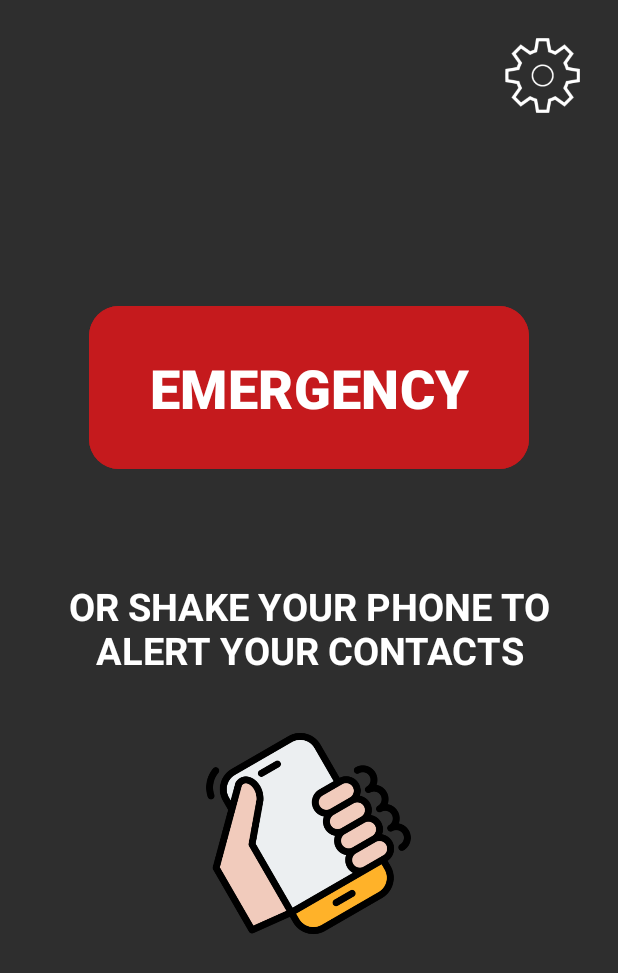
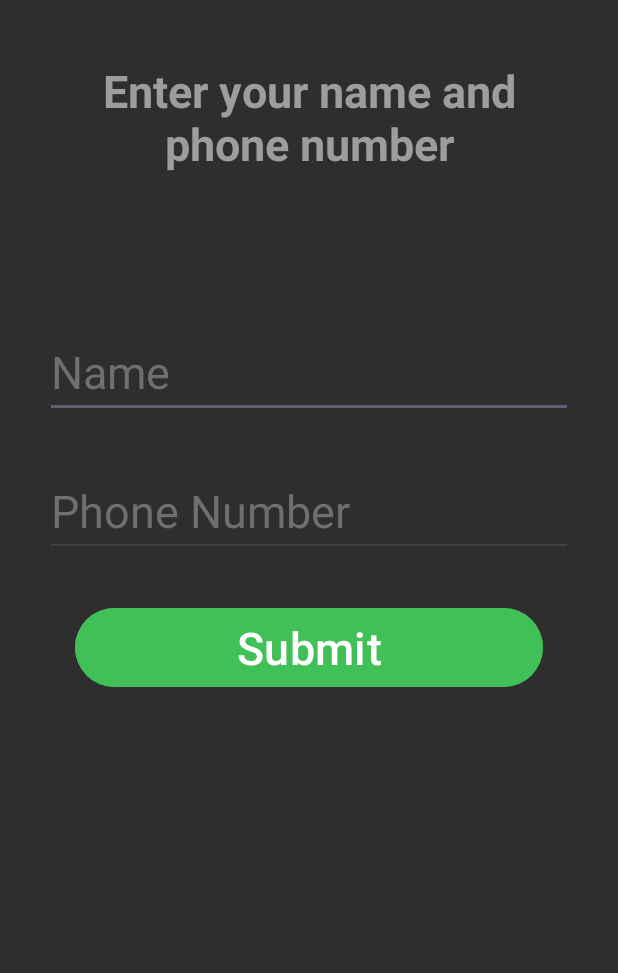
Before and after one commit to DanieleBertagnoli/ALFAF, an Android app: the screen it shows after launch (MainActivity before the commit, SignupActivity after it), on a phone screen of 412 x 824 dp. Shown: the top 973 px of the screen. Run offline under Robolectric (Android 15) with nearby library versions, the phone set to English and light mode, and no system bars.

Commit message:
Added server and shaking notifications

```diff
--- a/Application/app/build.gradle.kts
+++ b/Application/app/build.gradle.kts
@@ -39,6 +39,7 @@ dependencies {
     implementation(libs.navigation.fragment)
     implementation(libs.navigation.ui)
     implementation(libs.play.services.location)
+    implementation(libs.firebase.messaging)
     testImplementation(libs.junit)
     androidTestImplementation(libs.ext.junit)
     androidTestImplementation(libs.espresso.core)
--- a/Application/app/src/main/java/com/project/alfaf/ContactsSettingsActivity.java
+++ b/Application/app/src/main/java/com/project/alfaf/ContactsSettingsActivity.java
@@ -126,7 +126,7 @@ public class ContactsSettingsActivity extends AppCompatActivity {
             for (int i = 0; i < contacts.size(); i++) {
                 String contact = contacts.get(i);
                 Long contactId = contactIds.get(i);
-                String data = contact + "," + contactId + "\n";
+                String data = contact + " " + contactId + "\n";
                 fos.write(data.getBytes());
             }
         } catch (IOException e) {
--- a/Application/app/src/main/java/com/project/alfaf/MainActivity.java
+++ b/Application/app/src/main/java/com/project/alfaf/MainActivity.java
@@ -4,8 +4,6 @@ import android.Manifest;
 import android.content.Context;
 import android.content.Intent;
 import android.content.pm.PackageManager;
-import android.hardware.Sensor;
-import android.hardware.SensorManager;
 import android.os.Bundle;
 import android.widget.ImageButton;
 
@@ -20,14 +18,13 @@ import androidx.core.view.WindowInsetsCompat;
 
 import com.google.android.material.button.MaterialButton;
 
+import java.io.File;
+
 public class MainActivity extends AppCompatActivity {
 
     private static final int LOCATION_PERMISSION_REQUEST_CODE = 1;
     private static final int CALL_PERMISSION_REQUEST_CODE = 1001;
-
-    private SensorManager mSensorManager;
-    private Sensor mAccelerometer;
-    private ShakeDetector mShakeDetector;
+    private static final String USER_INFO_FILE_NAME = "user_info.txt";
 
     @Override
     protected void onCreate(Bundle savedInstanceState) {
@@ -40,27 +37,24 @@ public class MainActivity extends AppCompatActivity {
             return insets;
         });
 
+        // Check if user info file exists
+        if (!userInfoFileExists()) {
+            Intent signupIntent = new Intent(this, SignupActivity.class);
+            startActivity(signupIntent);
+            finish();
+            return;
+        }
+
+        // Request location permissions if not granted
         if (ContextCompat.checkSelfPermission(this, Manifest.permission.ACCESS_FINE_LOCATION) != PackageManager.PERMISSION_GRANTED ||
                 ContextCompat.checkSelfPermission(this, Manifest.permission.ACCESS_COARSE_LOCATION) != PackageManager.PERMISSION_GRANTED) {
-            // Request the permission
             ActivityCompat.requestPermissions(this, new String[]{
                     Manifest.permission.ACCESS_FINE_LOCATION,
                     Manifest.permission.ACCESS_COARSE_LOCATION
             }, LOCATION_PERMISSION_REQUEST_CODE);
         } else {
-            // Permissions are already granted, start the service
             startLoggingService();
         }
-
-        // Initialize shake detection
-        mSensorManager = (SensorManager) getSystemService(Context.SENSOR_SERVICE);
-        mAccelerometer = mSensorManager.getDefaultSensor(Sensor.TYPE_ACCELEROMETER);
-        mShakeDetector = new ShakeDetector();
-        mShakeDetector.setOnShakeListener(count -> {
-            // Handle shake event
-            Intent intent = new Intent(this, EmergencyModeActivity.class);
-            startActivity(intent);
-        });
 
         // Add event listener to emergency button
         MaterialButton emergencyBtn = findViewById(R.id.emergency_btn);
@@ -76,9 +70,19 @@ public class MainActivity extends AppCompatActivity {
             startActivity(intent);
         });
 
+        // Request call permissions if not granted
         if (ContextCompat.checkSelfPermission(this, Manifest.permission.CALL_PHONE) != PackageManager.PERMISSION_GRANTED) {
             ActivityCompat.requestPermissions(this, new String[]{Manifest.permission.CALL_PHONE}, CALL_PERMISSION_REQUEST_CODE);
         }
+
+        // Start shake detection service
+        Intent serviceIntent = new Intent(this, ShakeDetectionService.class);
+        ContextCompat.startForegroundService(this, serviceIntent);
+    }
+
+    private boolean userInfoFileExists() {
+        File file = new File(getFilesDir(), USER_INFO_FILE_NAME);
+        return file.exists();
     }
 
     private void startLoggingService() {
@@ -87,26 +91,11 @@ public class MainActivity extends AppCompatActivity {
     }
 
     @Override
-    protected void onResume() {
-        super.onResume();
-        mSensorManager.registerListener(mShakeDetector, mAccelerometer, SensorManager.SENSOR_DELAY_UI);
-    }
-
-    @Override
-    protected void onPause() {
-        super.onPause();
-        mSensorManager.unregisterListener(mShakeDetector);
-    }
-
-    @Override
     public void onRequestPermissionsResult(int requestCode, @NonNull String[] permissions, @NonNull int[] grantResults) {
         super.onRequestPermissionsResult(requestCode, permissions, grantResults);
         if (requestCode == LOCATION_PERMISSION_REQUEST_CODE) {
             if (grantResults.length > 0 && grantResults[0] == PackageManager.PERMISSION_GRANTED) {
-                // Permission granted, start the service
                 startLoggingService();
-            } else {
-                // Permission denied, do nothing
             }
         }
     }
--- /dev/null
+++ b/Application/app/src/main/java/com/project/alfaf/NotificationMethod.java
@@ -0,0 +1,7 @@
+package com.project.alfaf;
+
+public enum NotificationMethod {
+    CALL,
+    SMS,
+    NOTIFICATION
+}
--- /dev/null
+++ b/Application/app/src/main/java/com/project/alfaf/SignupActivity.java
@@ -0,0 +1,121 @@
+package com.project.alfaf;
+
+import android.content.Intent;
+import android.os.Bundle;
+import android.util.Log;
+import android.view.View;
+import android.widget.Button;
+import android.widget.EditText;
+
+import androidx.activity.EdgeToEdge;
+import androidx.appcompat.app.AlertDialog;
+import androidx.appcompat.app.AppCompatActivity;
+import androidx.core.graphics.Insets;
+import androidx.core.view.ViewCompat;
+import androidx.core.view.WindowInsetsCompat;
+
+import java.io.FileOutputStream;
+import java.io.OutputStream;
+import java.io.OutputStreamWriter;
+import java.net.HttpURLConnection;
+import java.net.URL;
+
+public class SignupActivity extends AppCompatActivity {
+
+    private static final String FILE_NAME = "user_info.txt";
+    private static final String SERVER_URL = "http://100.75.230.21:5000";
+
+    @Override
+    protected void onCreate(Bundle savedInstanceState) {
+        super.onCreate(savedInstanceState);
+        EdgeToEdge.enable(this);
+        setContentView(R.layout.activity_signup);
+
+        ViewCompat.setOnApplyWindowInsetsListener(findViewById(R.id.main), (v, insets) -> {
+            Insets systemBars = insets.getInsets(WindowInsetsCompat.Type.systemBars());
+            v.setPadding(systemBars.left, systemBars.top, systemBars.right, systemBars.bottom);
+            return insets;
+        });
+
+        EditText etName = findViewById(R.id.etName);
+        EditText etPhoneNumber = findViewById(R.id.etPhoneNumber);
+        Button btnSubmit = findViewById(R.id.btnSubmit);
+
+        btnSubmit.setOnClickListener(v -> {
+            String name = etName.getText().toString().trim();
+            String phoneNumber = etPhoneNumber.getText().toString().trim();
+
+            if (!name.isEmpty() && !phoneNumber.isEmpty()) {
+                saveUserInfo(name, phoneNumber);
+                sendUserInfoToServer(name, phoneNumber);
+            }
+        });
+
+        createNotificationSettingsFile();
+    }
+
+    private void createNotificationSettingsFile() {
+        String data = NotificationMethod.CALL + ": true\n" +
+                NotificationMethod.SMS + ": true\n" +
+                NotificationMethod.NOTIFICATION + ": true";
+
+        try (FileOutputStream fos = openFileOutput("notification_settings.txt", MODE_PRIVATE);
+             OutputStreamWriter writer = new OutputStreamWriter(fos)) {
+            writer.write(data);
+        } catch (Exception e) {
+            e.printStackTrace();
+        }
+    }
+
+
+    private void saveUserInfo(String name, String phoneNumber) {
+        String userInfo = name + " " + phoneNumber;
+
+        try (FileOutputStream fos = openFileOutput(FILE_NAME, MODE_PRIVATE);
+             OutputStreamWriter writer = new OutputStreamWriter(fos)) {
+            writer.write(userInfo);
+        } catch (Exception e) {
+            e.printStackTrace();
+        }
+    }
+
+    private void sendUserInfoToServer(String name, String phoneNumber) {
+        new Thread(() -> {
+            try {
+                URL url = new URL(SERVER_URL);
+                HttpURLConnection conn = (HttpURLConnection) url.openConnection();
+                conn.setRequestMethod("POST");
+                conn.setDoOutput(true);
+                conn.setRequestProperty("Content-Type", "application/json; charset=UTF-8");
+
+                String message = "new_user " + name + " " + phoneNumber;
+                OutputStream os = conn.getOutputStream();
+                os.write(message.getBytes("UTF-8"));
+                os.close();
+
+                int responseCode = conn.getResponseCode();
+                if (responseCode == HttpURLConnection.HTTP_OK) {
+                    Log.i("SignupActivity", "User info sent successfully.");
+                    Intent intent = new Intent(this, MainActivity.class);
+                    startActivity(intent);
+                } else {
+                    Log.e("SignupActivity", "Failed to send user info. Response code: " + responseCode);
+                    runOnUiThread(() -> showAlert("The server is not reachable, try again."));
+                }
+                conn.disconnect();
+            } catch (Exception e) {
+                e.printStackTrace();
+                runOnUiThread(() -> showAlert("The server is not reachable, try again. \n\nError: " + e));
+            }
+        }).start();
+    }
+
+    private void showAlert(String message) {
+        new AlertDialog.Builder(this)
+                .setTitle("Server Error")
+                .setMessage(message)
+                .setPositiveButton("OK", null)
+                .show();
+    }
+
+}
--- /dev/null
+++ b/Application/app/src/main/res/layout/activity_signup.xml
@@ -0,0 +1,72 @@
+<?xml version="1.0" encoding="utf-8"?>
+<androidx.constraintlayout.widget.ConstraintLayout xmlns:android="http://schemas.android.com/apk/res/android"
+    xmlns:app="http://schemas.android.com/apk/res-auto"
+    xmlns:tools="http://schemas.android.com/tools"
+    android:id="@+id/main"
+    android:layout_width="match_parent"
+    android:layout_height="match_parent"
+    android:background="#2E2E2E"
+    tools:context=".SignupActivity">
+
+    <TextView
+        android:id="@+id/tvTitle"
+        android:layout_width="0dp"
+        android:layout_height="wrap_content"
+        android:layout_marginStart="30dp"
+        android:layout_marginTop="40dp"
+        android:layout_marginEnd="30dp"
+        android:gravity="center"
+        android:text="Enter your name and phone number"
+        android:textColor="#9D9D9D"
+        android:textSize="30sp"
+        android:textStyle="bold"
+        app:layout_constraintEnd_toEndOf="parent"
+        app:layout_constraintStart_toStartOf="parent"
+        app:layout_constraintTop_toTopOf="parent" />
+
+    <EditText
+        android:id="@+id/etName"
+        android:layout_width="0dp"
+        android:layout_height="wrap_content"
+        android:layout_marginStart="30dp"
+        android:layout_marginTop="101dp"
+        android:layout_marginEnd="30dp"
+        android:hint="Name"
+        android:textColor="@color/white"
+        android:textColorHint="#6F6F6F"
+        android:textSize="30sp"
+        app:layout_constraintEnd_toEndOf="parent"
+        app:layout_constraintStart_toStartOf="parent"
+        app:layout_constraintTop_toBottomOf="@+id/tvTitle" />
+
+    <EditText
+        android:id="@+id/etPhoneNumber"
+        android:layout_width="0dp"
+        android:layout_height="wrap_content"
+        android:layout_marginStart="30dp"
+        android:layout_marginTop="31dp"
+        android:layout_marginEnd="30dp"
+        android:hint="Phone Number"
+        android:inputType="phone"
+        android:textColor="@color/white"
+        android:textColorHint="#6F6F6F"
+        android:textSize="30sp"
+        app:layout_constraintEnd_toEndOf="parent"
+        app:layout_constraintStart_toStartOf="parent"
+        app:layout_constraintTop_toBottomOf="@+id/etName" />
+
+    <Button
+        android:id="@+id/btnSubmit"
+        android:layout_width="0dp"
+        android:layout_height="wrap_content"
+        android:layout_marginStart="50dp"
+        android:layout_marginTop="30dp"
+        android:layout_marginEnd="50dp"
+        android:backgroundTint="#40C057"
+        android:text="Submit"
+        android:textSize="30sp"
+        app:layout_constraintEnd_toEndOf="parent"
+        app:layout_constraintStart_toStartOf="parent"
+        app:layout_constraintTop_toBottomOf="@+id/etPhoneNumber" />
+
+</androidx.constraintlayout.widget.ConstraintLayout>
--- /dev/null
+++ b/Application/app/src/main/res/xml/network_security_config.xml
@@ -0,0 +1,6 @@
+<?xml version="1.0" encoding="utf-8"?>
+<network-security-config>
+    <domain-config cleartextTrafficPermitted="true">
+        <domain includeSubdomains="true">100.75.230.21</domain>
+    </domain-config>
+</network-security-config>
--- a/Application/gradle/libs.versions.toml
+++ b/Application/gradle/libs.versions.toml
@@ -10,6 +10,7 @@ constraintlayout = "2.1.4"
 navigationFragment = "2.6.0"
 navigationUi = "2.6.0"
 playServicesLocation = "21.2.0"
+firebaseMessaging = "24.0.0"
 
 [libraries]
 junit = { group = "junit", name = "junit", version.ref = "junit" }
@@ -22,6 +23,7 @@ constraintlayout = { group = "androidx.constraintlayout", name = "constraintlayo
 navigation-fragment = { group = "androidx.navigation", name = "navigation-fragment", version.ref = "navigationFragment" }
 navigation-ui = { group = "androidx.navigation", name = "navigation-ui", version.ref = "navigationUi" }
 play-services-location = { group = "com.google.android.gms", name = "play-services-location", version.ref = "playServicesLocation" }
+firebase-messaging = { group = "com.google.firebase", name = "firebase-messaging", version.ref = "firebaseMessaging" }
 
 [plugins]
 android-application = { id = "com.android.application", version.ref = "agp" }
```
Also changed, not shown: Application/app/src/main/AndroidManifest.xml (+20 -11 lines), Application/app/src/main/java/com/project/alfaf/EmergencyModeActivity.java (+97 -18 lines), Application/app/src/main/java/com/project/alfaf/NotificationSettingsActivity.java (+6 -6 lines), Application/app/src/main/java/com/project/alfaf/ShakeDetectionService.java (added, +188 -0 lines), 7 other files.
